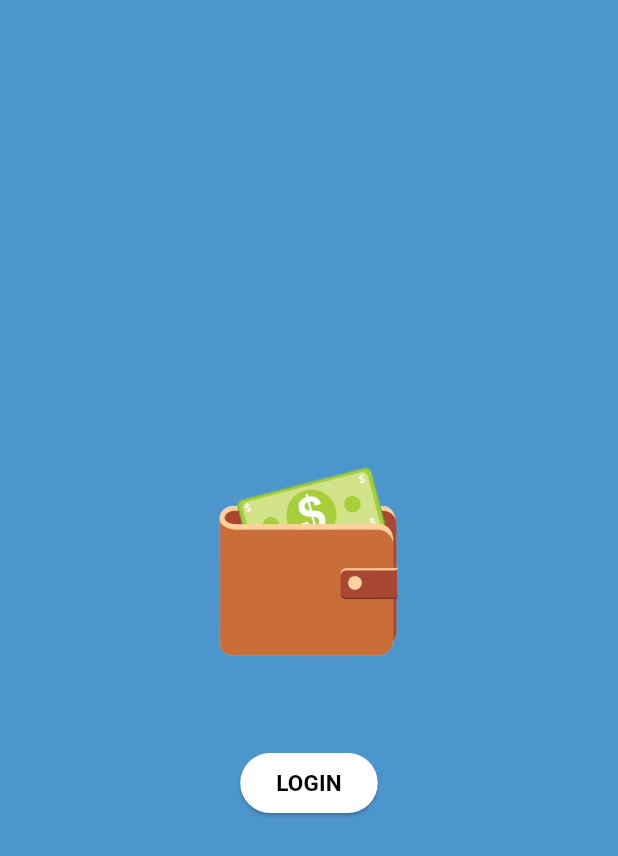
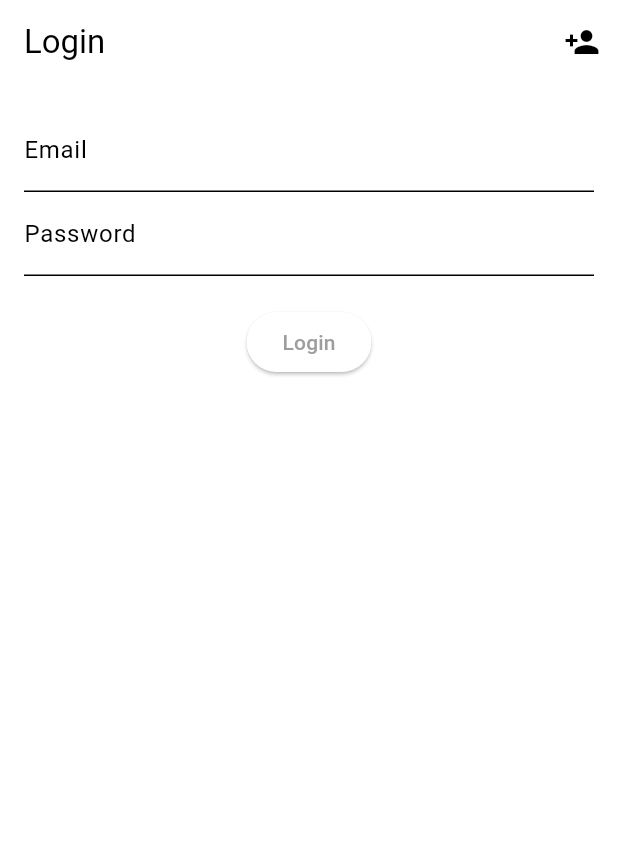
Before and after one commit to blmndrdl123/UAS-APLIKASI-KEUANGAN-MAHASISWA, a Flutter app: the screen it shows after launch, on a phone screen of 412 x 824 dp. Shown: the top 856 px of the screen. Run offline on Flutter 3.47's test engine with Material 3 defaults, Android fonts, the phone set to English and light mode, and no system bars; our stand-ins replace cloud_firestore, firebase_auth, firebase_core; accounts and stored records are empty.

Commit message:
first commit

```diff
--- a/lib/main.dart
+++ b/lib/main.dart
@@ -1,11 +1,23 @@
+import 'package:firebase_core/firebase_core.dart';
 import 'package:flutter/material.dart';
 import 'package:uts_pemmobile/launcher.dart';
 import 'package:uts_pemmobile/login.dart';
+import 'package:uts_pemmobile/login1.dart';
+import 'package:uts_pemmobile/screen/auth_screen.dart';
+import 'firebase_options.dart';
+import 'package:cloud_firestore/cloud_firestore.dart';
 
-void main() {
+void main() async {
   WidgetsFlutterBinding.ensureInitialized();
+  await Firebase.initializeApp(
+    options: DefaultFirebaseOptions.currentPlatform,
+  );
 
   runApp(MyApp());
+
+  final emailController = TextEditingController();
+  final passwordController = TextEditingController();
+
 }
 
 class MyApp extends StatelessWidget {
@@ -15,9 +27,8 @@ class MyApp extends StatelessWidget {
       title: 'BUKU KEUANGAN MAHASISWA',
       theme: ThemeData(
         colorScheme: ColorScheme.fromSwatch(primarySwatch: Colors.grey),
-        // Jika Anda menggunakan Flutter 2.x, perhatikan bahwa properti `useMaterial3` sudah tidak ada lagi.
       ),
-      home: Launcher(),
+      home: AuthScreen(),
     );
   }
 }
--- /dev/null
+++ b/lib/model/api.dart
@@ -0,0 +1,4 @@
+class Baseurl {
+  static String url = "http://192.168.36.75/api/kas";
+  static String login = "$url/login.php";
+}
--- a/lib/pemasukan.dart
+++ b/lib/pemasukan.dart
@@ -31,7 +31,8 @@ class _PemasukanState extends State<Pemasukan> {
     );
     if (pickedDate != null)
       setState(() {
-        _dateController.text = pickedDate.toString(); // Mengubah format sesuai kebutuhan
+        _dateController.text =
+            pickedDate.toString(); // Mengubah format sesuai kebutuhan
       });
   }
 
--- a/lib/pengeluaran.dart
+++ b/lib/pengeluaran.dart
@@ -31,7 +31,8 @@ class _PengeluaranState extends State<Pengeluaran> {
     );
     if (pickedDate != null)
       setState(() {
-        _dateController.text = pickedDate.toString(); // Mengubah format sesuai kebutuhan
+        _dateController.text =
+            pickedDate.toString(); // Mengubah format sesuai kebutuhan
       });
   }
 
--- /dev/null
+++ b/lib/screen/auth_screen.dart
@@ -0,0 +1,67 @@
+import 'package:flutter/material.dart';
+import '/services/auth_service.dart';
+
+class AuthScreen extends StatefulWidget {
+  @override
+  _AuthScreenState createState() => _AuthScreenState();
+}
+
+class _AuthScreenState extends State<AuthScreen> {
+  final _emailController = TextEditingController();
+  final _passwordController = TextEditingController();
+  final AuthService _authService = AuthService();
+  bool _isLogin = true;
+
+  void _toggleAuthMode() {
+    setState(() {
+      _isLogin = !_isLogin;
+    });
+  }
+
+  void _submit() {
+    final email = _emailController.text.trim();
+    final password = _passwordController.text.trim();
+
+    if (_isLogin) {
+      _authService.signIn(email, password);
+    } else {
+      _authService.signUp(email, password);
+    }
+  }
+
+  @override
+  Widget build(BuildContext context) {
+    return Scaffold(
+      appBar: AppBar(
+        title: Text(_isLogin ? 'Login' : 'Register'),
+        actions: [
+          IconButton(
+            icon: Icon(_isLogin ? Icons.person_add : Icons.login),
+            onPressed: _toggleAuthMode,
+          ),
+        ],
+      ),
+      body: Padding(
+        padding: const EdgeInsets.all(16.0),
+        child: Column(
+          children: [
+            TextField(
+              controller: _emailController,
+              decoration: InputDecoration(labelText: 'Email'),
+            ),
+            TextField(
+              controller: _passwordController,
+              decoration: InputDecoration(labelText: 'Password'),
+              obscureText: true,
+            ),
+            SizedBox(height: 20),
+            ElevatedButton(
+              child: Text(_isLogin ? 'Login' : 'Register'),
+              onPressed: _submit,
+            ),
+          ],
+        ),
+      ),
+    );
+  }
+}
--- /dev/null
+++ b/lib/services/auth_service.dart
@@ -0,0 +1,39 @@
+import 'package:firebase_auth/firebase_auth.dart';
+import 'package:flutter/material.dart';
+import 'package:uts_pemmobile/mainmenu.dart';
+import '/screen/auth_screen.dart';
+import '/services/notes_service.dart';
+
+class AuthService {
+  final FirebaseAuth _auth = FirebaseAuth.instance;
+
+  // Handle Auth
+  handleAuthState() {
+    return StreamBuilder(
+      stream: FirebaseAuth.instance.authStateChanges(),
+      builder: (BuildContext context, snapshot) {
+        if (snapshot.hasData) {
+          return MainMenu();
+        } else {
+          return AuthScreen();
+        }
+      },
+    );
+  }
+
+  // Sign Out
+  signOut() {
+    _auth.signOut();
+  }
+
+  // Sign In
+  signIn(String email, String password) async {
+    await _auth.signInWithEmailAndPassword(email: email, password: password);
+  }
+
+  // Sign Up
+  signUp(String email, String password) async {
+    await _auth.createUserWithEmailAndPassword(
+        email: email, password: password);
+  }
+}
--- a/pubspec.yaml
+++ b/pubspec.yaml
@@ -30,11 +30,16 @@ environment:
 dependencies:
   flutter:
     sdk: flutter
+  firebase_core: ^3.1.0
+  firebase_auth: ^5.1.1
+  cloud_firestore: ^5.0.2
 
 
   # The following adds the Cupertino Icons font to your application.
   # Use with the CupertinoIcons class for iOS style icons.
   cupertino_icons: ^1.0.6
+  http: ^1.2.1
+
 
 dev_dependencies:
   flutter_test:
```
Also changed, not shown: lib/buatlogin.dart (added, +31 -0 lines), lib/login.dart (+13 -15 lines), lib/login1.dart (added, +119 -0 lines), lib/mainmenu.dart (+13 -12 lines), lib/screen/notes_screen.dart (added, +116 -0 lines), lib/services/notes_service.dart (added, +32 -0 lines), firebase.json (added), lib/firebase_options.dart (added), pubspec.lock, 3 other files.
